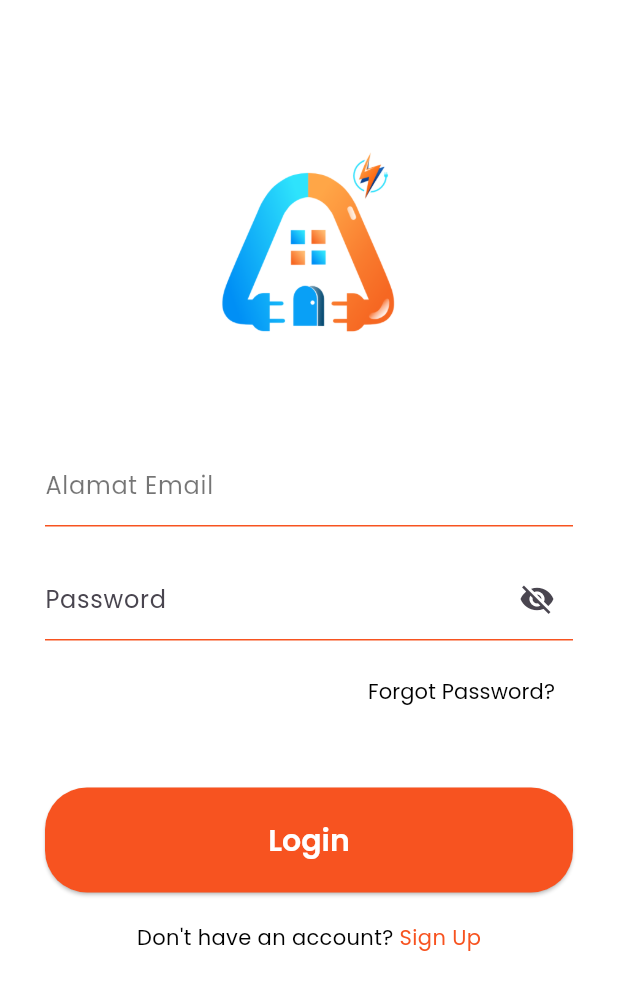
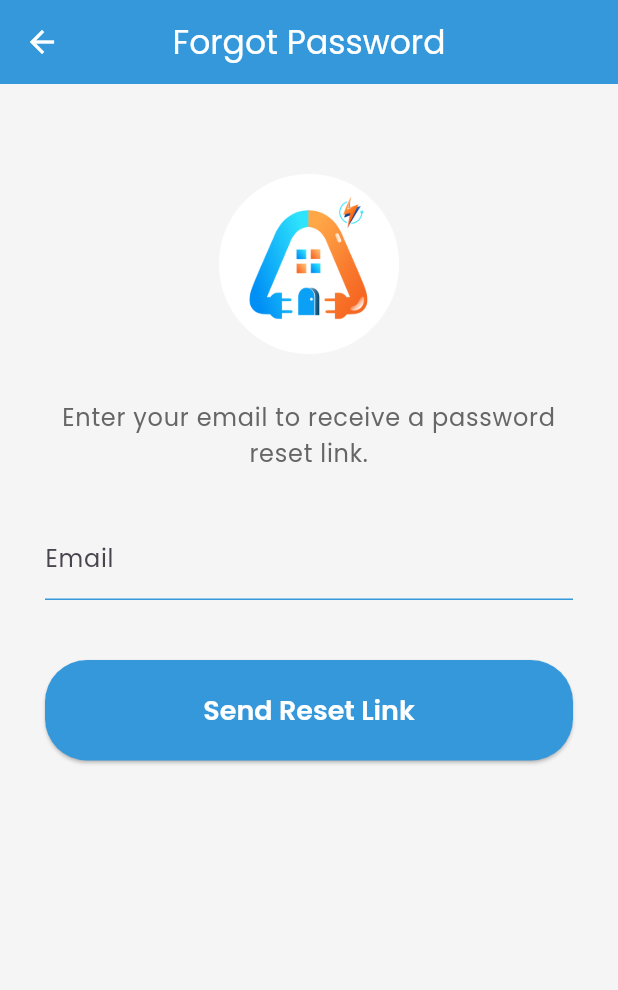
Before and after one commit to namassist/kaliko, a Flutter app: the screen it shows after launch, after a tap on "Forgot Password?", on a phone screen of 412 x 824 dp. Shown: the top 990 px of the screen. Run offline on Flutter 3.47's test engine with Material 3 defaults, Android fonts, the phone set to English and light mode, and no system bars; our stand-ins replace cloud_firestore, firebase_auth, firebase_core, firebase_database, flutter_local_notifications, pdf and 4 more; missing offline and left inert: workmanager; accounts and stored records are empty; statements that could not run were skipped.

Commit message:
✨ feat: Add Forgot Password functionality
- Introduced a new ForgotPasswordScreen for users to reset their passwords.
- Updated routing to include the new forgot password route.
- Enhanced sign-in screen with navigation to the forgot password screen.
- Added signOut method in FirebaseService for user session management.
- Updated cardTheme to CardThemeData for consistency in theme definitions.

```diff
--- a/lib/config/routes/routes.dart
+++ b/lib/config/routes/routes.dart
@@ -2,6 +2,7 @@ import 'package:flutter/material.dart';
 import 'package:kaliko/screens/admin/dashboard.dart';
 import 'package:kaliko/screens/admin/invoice.dart';
 import 'package:kaliko/screens/admin/detail_room.dart';
+import 'package:kaliko/screens/auth/sign_in/forgot_password_screen.dart';
 import 'package:kaliko/screens/auth/sign_in/sign_in_screen.dart';
 import 'package:kaliko/screens/auth/sign_up/sign_up_profile_screen.dart';
 import 'package:kaliko/screens/auth/sign_up/sign_up_screen.dart';
@@ -25,6 +26,8 @@ class AppRouter {
             password: args['password'],
           ),
         );
+      case '/auth/forgot-password':
+        return MaterialPageRoute(builder: (_) => const ForgotPasswordScreen());
       case '/admin/dashboard':
         return MaterialPageRoute(builder: (_) => const DashboardAdminScreen());
       case '/admin/detail-room':
--- a/lib/config/themes/app_theme.dart
+++ b/lib/config/themes/app_theme.dart
@@ -51,7 +51,7 @@ class AppTheme {
         ),
       ),
     ),
-    cardTheme: CardTheme(
+    cardTheme: CardThemeData(
       elevation: 4,
       shape: RoundedRectangleBorder(
         borderRadius: BorderRadius.circular(12),
@@ -132,7 +132,7 @@ class AppTheme {
         ),
       ),
     ),
-    cardTheme: CardTheme(
+    cardTheme: CardThemeData(
       elevation: 4,
       shape: RoundedRectangleBorder(
         borderRadius: BorderRadius.circular(12),
--- /dev/null
+++ b/lib/screens/auth/sign_in/forgot_password_screen.dart
@@ -0,0 +1,169 @@
+import 'package:flutter/material.dart';
+import 'package:kaliko/config/themes/color_palette.dart';
+import 'package:cloud_firestore/cloud_firestore.dart';
+import 'package:firebase_auth/firebase_auth.dart';
+
+class ForgotPasswordScreen extends StatefulWidget {
+  const ForgotPasswordScreen({super.key});
+
+  @override
+  State<ForgotPasswordScreen> createState() => _ForgotPasswordScreenState();
+}
+
+class _ForgotPasswordScreenState extends State<ForgotPasswordScreen> {
+  final _formKey = GlobalKey<FormState>();
+  String _email = '';
+  bool _isLoading = false;
+  String? _feedbackMessage;
+
+  Future<void> _handleForgotPassword() async {
+    if (!_formKey.currentState!.validate()) return;
+    setState(() {
+      _isLoading = true;
+      _feedbackMessage = null;
+    });
+    try {
+      // Cek ke Firestore apakah email terdaftar
+      final query = await FirebaseFirestore.instance
+          .collection('users')
+          .where('email', isEqualTo: _email)
+          .limit(1)
+          .get();
+      if (query.docs.isEmpty) {
+        setState(() {
+          _feedbackMessage = 'Email tidak terdaftar.';
+        });
+      } else {
+        // Kirim reset password
+        await FirebaseAuth.instance.sendPasswordResetEmail(email: _email);
+        setState(() {
+          _feedbackMessage = 'Link reset password telah dikirim ke email.';
+        });
+      }
+    } on FirebaseAuthException catch (e) {
+      setState(() {
+        _feedbackMessage = _getErrorMessage(e.code);
+      });
+    } catch (e) {
+      setState(() {
+        _feedbackMessage = 'Terjadi kesalahan. Silakan coba lagi.';
+      });
+    } finally {
+      setState(() {
+        _isLoading = false;
+      });
+    }
+  }
+
+  String _getErrorMessage(String code) {
+    switch (code) {
+      case 'user-not-found':
+        return 'Email tidak terdaftar.';
+      case 'invalid-email':
+        return 'Email tidak valid.';
+      default:
+        return 'Terjadi kesalahan. Silakan coba lagi.';
+    }
+  }
+
+  @override
+  Widget build(BuildContext context) {
+    return Scaffold(
+      backgroundColor: ColorPalette.backgroundColor,
+      appBar: AppBar(
+        title: const Text('Forgot Password'),
+        backgroundColor: ColorPalette.primaryColor,
+        foregroundColor: Colors.white,
+        elevation: 0,
+        centerTitle: true,
+      ),
+      body: SingleChildScrollView(
+        child: Container(
+          padding: const EdgeInsets.symmetric(horizontal: 30),
+          child: Form(
+            key: _formKey,
+            child: Column(
+              crossAxisAlignment: CrossAxisAlignment.center,
+              children: [
+                const SizedBox(height: 60),
+                Image.asset(
+                  'assets/icons/kaliko-app.png',
+                  width: 120,
+                  height: 120,
+                ),
+                const SizedBox(height: 30),
+                Text(
+                  'Enter your email to receive a password reset link.',
+                  style: Theme.of(context).textTheme.bodyLarge?.copyWith(
+                        color: ColorPalette.textSecondaryColor,
+                        fontSize: 16,
+                      ),
+                  textAlign: TextAlign.center,
+                ),
+                const SizedBox(height: 30),
+                TextFormField(
+                  keyboardType: TextInputType.emailAddress,
+                  onChanged: (value) => _email = value,
+                  validator: (value) {
+                    if (value == null || value.isEmpty) {
+                      return 'Please enter your email';
+                    }
+                    if (!value.contains('@')) {
+                      return 'Please enter a valid email';
+                    }
+                    return null;
+                  },
+                  decoration: const InputDecoration(
+                    labelText: 'Email',
+                    enabledBorder: UnderlineInputBorder(
+                      borderSide: BorderSide(color: ColorPalette.primaryColor),
+                    ),
+                    focusedBorder: UnderlineInputBorder(
+                      borderSide: BorderSide(color: ColorPalette.primaryColor),
+                    ),
+                  ),
+                ),
+                const SizedBox(height: 40),
+                SizedBox(
+                  width: double.infinity,
+                  child: ElevatedButton(
+                    onPressed: _isLoading ? null : _handleForgotPassword,
+                    style: ElevatedButton.styleFrom(
+                      backgroundColor: ColorPalette.primaryColor,
+                      foregroundColor: Colors.white,
+                      padding: const EdgeInsets.symmetric(
+                          horizontal: 20, vertical: 20),
+                      textStyle: const TextStyle(
+                          fontFamily: 'Poppins',
+                          fontSize: 18,
+                          fontWeight: FontWeight.w600),
+                      shape: RoundedRectangleBorder(
+                        borderRadius: BorderRadius.circular(28),
+                      ),
+                    ),
+                    child: _isLoading
+                        ? const Center(
+                            child:
+                                CircularProgressIndicator(color: Colors.white))
+                        : const Text('Send Reset Link'),
+                  ),
+                ),
+                if (_feedbackMessage != null) ...[
+                  const SizedBox(height: 20),
+                  Text(
+                    _feedbackMessage!,
+                    style: const TextStyle(
+                      color: ColorPalette.primaryColor,
+                      fontSize: 15,
+                    ),
+                    textAlign: TextAlign.center,
+                  ),
+                ],
+              ],
+            ),
+          ),
+        ),
+      ),
+    );
+  }
+}
--- a/lib/screens/auth/sign_in/sign_in_screen.dart
+++ b/lib/screens/auth/sign_in/sign_in_screen.dart
@@ -27,6 +27,7 @@ class _SignInScreenState extends State<SignInScreen> {
       setState(() => _isLoading = true);
 
       try {
+        await _firebaseService.signOut();
         final userCredential = await _firebaseService.signIn(_email, _password);
 
         if (!mounted) return;
@@ -164,7 +165,9 @@ class _SignInScreenState extends State<SignInScreen> {
                 Align(
                   alignment: Alignment.bottomRight,
                   child: TextButton(
-                    onPressed: () {},
+                    onPressed: () {
+                      Navigator.pushNamed(context, '/auth/forgot-password');
+                    },
                     child: const Text(
                       'Forgot Password?',
                       style: TextStyle(
```
Also changed, not shown: lib/services/firebase_services.dart (+12 -0 lines).
